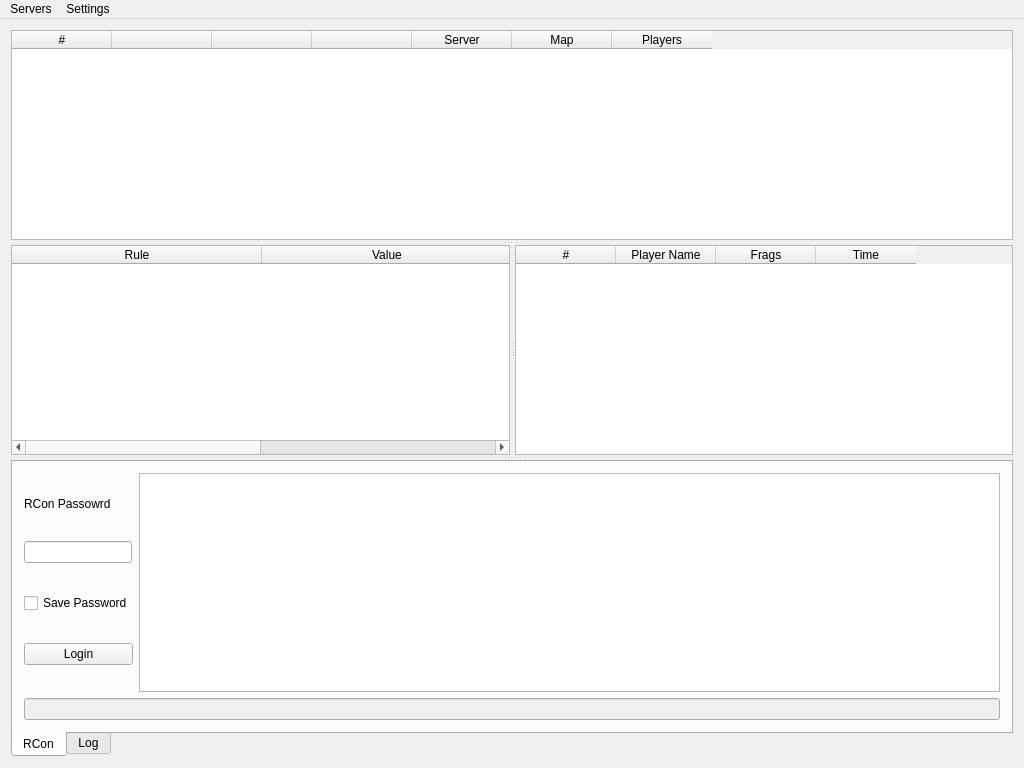
Old version of the form mainwindow.ui in the repository Drifter321/admintool.
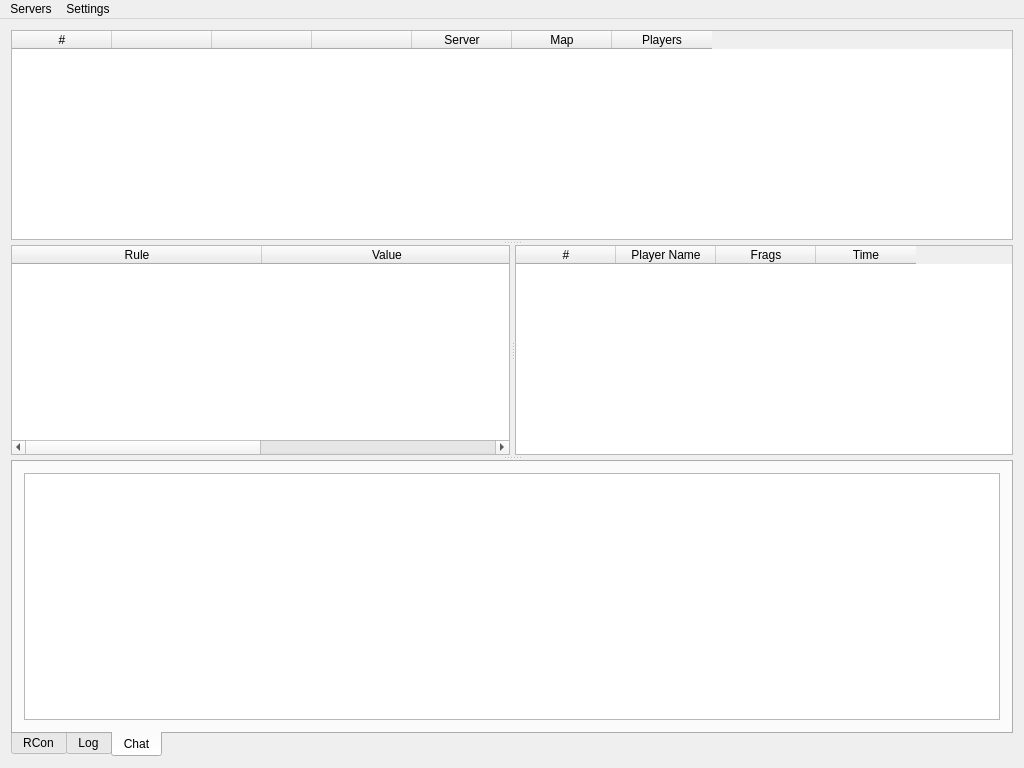
New version of the form. The open tabs and pages were chosen to show the change.

Commit message: Add a chat tab for chat messages.

Diff of the .ui file:
```diff
--- a/mainwindow.ui
+++ b/mainwindow.ui
@@ -461,6 +461,23 @@
          </item>
         </layout>
        </widget>
+       <widget class="QWidget" name="chatTab">
+        <attribute name="title">
+         <string>Chat</string>
+        </attribute>
+        <layout class="QGridLayout" name="gridLayout">
+         <item row="0" column="0">
+          <widget class="QPlainTextEdit" name="chatOutput">
+           <property name="undoRedoEnabled">
+            <bool>false</bool>
+           </property>
+           <property name="readOnly">
+            <bool>true</bool>
+           </property>
+          </widget>
+         </item>
+        </layout>
+       </widget>
       </widget>
      </widget>
     </item>
```
The commit also changes 4 other files.
